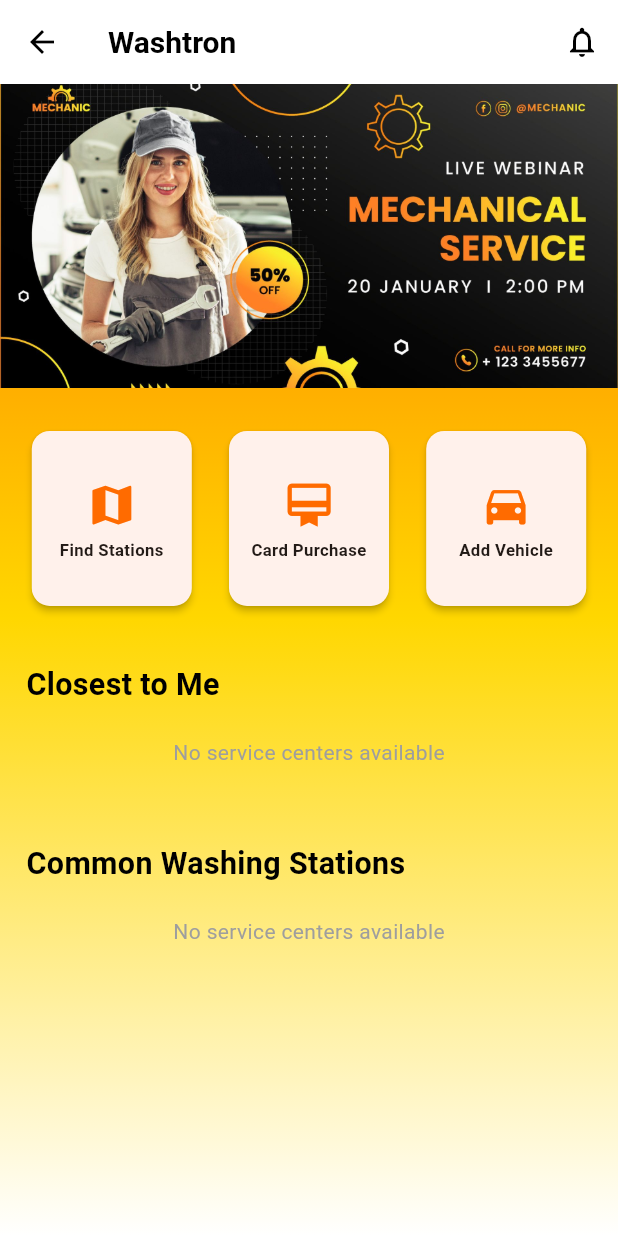
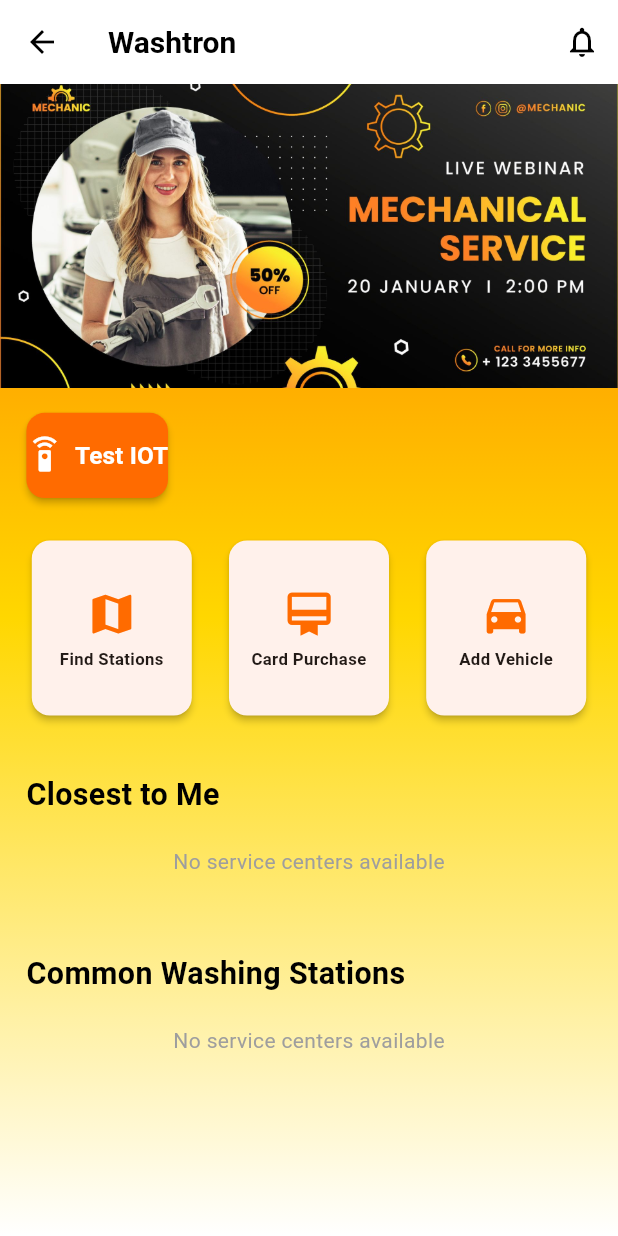
Before and after one commit to SE-LAPS/HBuilder, a Flutter app: the HomeScreen screen opened directly, on a phone screen of 412 x 824 dp. Run offline on Flutter 3.47's test engine with Material 3 defaults, Android fonts, the phone set to English and light mode, and no system bars; drawn by our look-alikes of carousel_slider; our stand-ins replace cached_network_image, cloud_firestore, firebase_auth, firebase_core, firebase_storage, flutter_blue_plus and 11 more; missing offline and left inert: mobile_scanner; accounts and stored records are empty; generated files the repository leaves out were written again.

Commit message:
Update home_screen.dart

```diff
--- a/lib/screens/home/home_screen.dart
+++ b/lib/screens/home/home_screen.dart
@@ -10,6 +10,7 @@
 import '../service_center/service_center_detail_screen.dart';
 import '../card_purchase/card_purchase_screen.dart';
 import '../vehicle/add_vehicle_screen.dart';
+import '../iot/iot_control_screen.dart';
 import 'map_screen.dart';
 
 class HomeScreen extends StatefulWidget {
@@ -58,6 +59,11 @@
           children: [
             // Banner carousel
             _buildBannerCarousel(),
+
+            SizedBox(height: 16.h),
+
+            // IOT Test Button
+            _buildIotTestButton(),
 
             SizedBox(height: 20.h),
 
@@ -158,6 +164,37 @@
             },
           ),
         ],
+      ),
+    );
+  }
+
+  Widget _buildIotTestButton() {
+    return Padding(
+      padding: EdgeInsets.symmetric(horizontal: 16.w),
+      child: ElevatedButton.icon(
+        onPressed: () {
+          Navigator.push(
+            context,
+            MaterialPageRoute(builder: (_) => const IotControlScreen()),
+          );
+        },
+        icon: Icon(Icons.settings_remote, size: 24.sp),
+        label: Text(
+          'Test IOT',
+          style: TextStyle(
+            fontSize: 16.sp,
+            fontWeight: FontWeight.bold,
+          ),
+        ),
+        style: ElevatedButton.styleFrom(
+          backgroundColor: AppTheme.primaryColor,
+          foregroundColor: Colors.white,
+          padding: EdgeInsets.symmetric(vertical: 16.h),
+          shape: RoundedRectangleBorder(
+            borderRadius: BorderRadius.circular(12.r),
+          ),
+          elevation: 2,
+        ),
       ),
     );
   }
```
